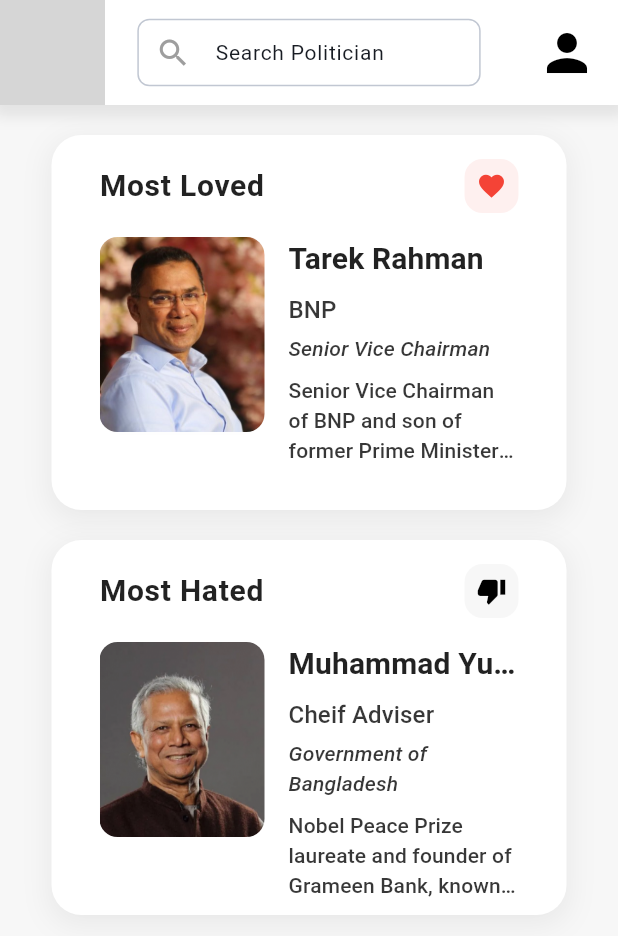
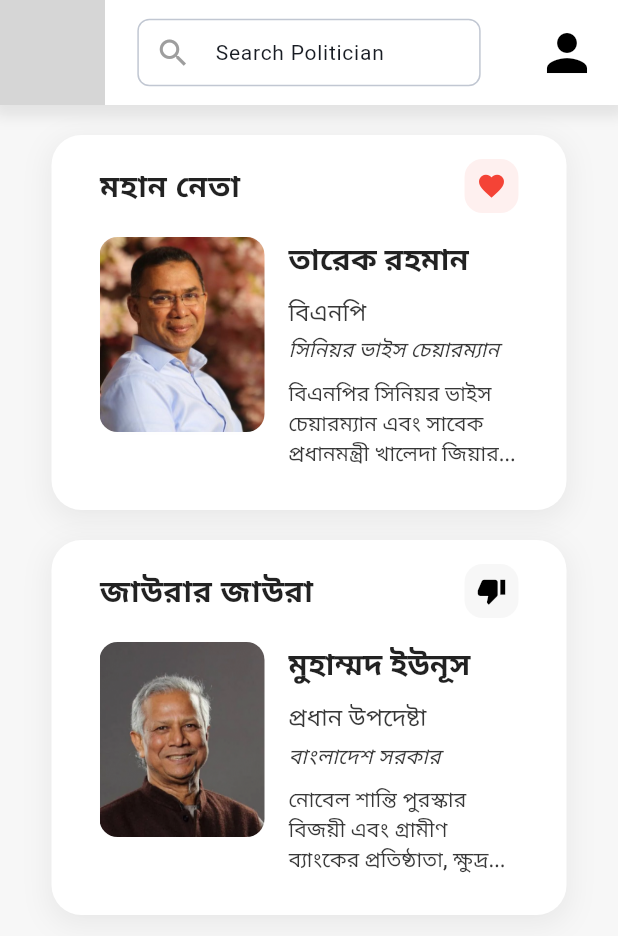
Before and after one commit to mzahin01/dhorefelshaheen, a Flutter app: the screen it shows after launch, on a phone screen of 412 x 824 dp. Shown: the top 936 px of the screen. Run offline on Flutter 3.47's test engine with Material 3 defaults, Android fonts, the phone set to English and light mode, and no system bars; our stand-ins replace cached_network_image, firebase_core, flutter_screenutil, flutter_svg, get, lottie; accounts and stored records are empty; grey boxes are pictures that could not be loaded.

Commit message:
changed to bangla

```diff
--- a/lib/app/modules/home/controllers/home_controller.dart
+++ b/lib/app/modules/home/controllers/home_controller.dart
@@ -23,59 +23,58 @@
   TextEditingController searchController = TextEditingController();
   List<Politician> politician = [
     Politician(
-      name: 'Asif Mahmud',
+      name: 'আসিফ মাহমুদ',
       image: ImageAsset.asif_mahmud,
-      mainIdentity: 'NCP',
-      position: 'Adviser',
+      mainIdentity: 'এনসিপি',
+      position: 'উপদেষ্টা',
       description:
-          'A prominent political adviser and strategist in Bangladesh politics.',
+          'বাংলাদেশের রাজনীতিতে একজন বিশিষ্ট রাজনৈতিক উপদেষ্টা এবং কৌশলবিদ।',
     ),
     Politician(
-      name: 'Mirza Fakhrul',
+      name: 'মির্জা ফখরুল',
       image: ImageAsset.fakhrul,
-      mainIdentity: 'BNP',
-      position: 'Secretary General',
+      mainIdentity: 'বিএনপি',
+      position: 'মহাসচিব',
       description:
-          'Secretary General of the Bangladesh Nationalist Party (BNP). Known for his role in opposition politics.',
+          'বাংলাদেশ জাতীয়তাবাদী দলের (বিএনপি) মহাসচিব। বিরোধী রাজনীতিতে তার ভূমিকার জন্য পরিচিত।',
     ),
     Politician(
-      name: 'Fazlur Rahman',
+      name: 'ফজলুর রহমান',
       image: ImageAsset.fazlu,
-      mainIdentity: 'BNP',
-      position: 'Adviser to Khaleda Zia',
+      mainIdentity: 'বিএনপি',
+      position: 'খালেদা জিয়ার উপদেষ্টা',
       description:
-          'Senior political adviser to former Prime Minister Khaleda Zia and influential figure in BNP.',
+          'সাবেক প্রধানমন্ত্রী খালেদা জিয়ার জ্যেষ্ঠ রাজনৈতিক উপদেষ্টা এবং বিএনপির প্রভাবশালী ব্যক্তিত্ব।',
     ),
     Politician(
-      name: 'Shafiqur Rahman',
+      name: 'শফিকুর রহমান',
       image: ImageAsset.jamat_sh,
-      mainIdentity: 'Jamaat E Islami',
-      position: 'Ameer',
-      description:
-          'Current Ameer (leader) of Bangladesh Jamaat-e-Islami party.',
+      mainIdentity: 'জামায়াতে ইসলামী',
+      position: 'আমীর',
+      description: 'বাংলাদেশ জামায়াতে ইসলামী দলের বর্তমান আমীর (নেতা)।',
     ),
     Politician(
-      name: 'Faham',
+      name: 'ফাহাম',
       image: ImageAsset.faham,
-      mainIdentity: 'BNP affiliate',
-      position: 'Intelactual',
-      description: 'Political intellectual and analyst associated with BNP.',
+      mainIdentity: 'বিএনপি সমর্থক',
+      position: 'বুদ্ধিজীবী',
+      description: 'বিএনপির সাথে সম্পৃক্ত রাজনৈতিক বুদ্ধিজীবী এবং বিশ্লেষক।',
     ),
     Politician(
-      name: 'Tarek Rahman',
+      name: 'তারেক রহমান',
       image: ImageAsset.tarek,
-      mainIdentity: 'BNP',
-      position: 'Senior Vice Chairman',
+      mainIdentity: 'বিএনপি',
+      position: 'সিনিয়র ভাইস চেয়ারম্যান',
       description:
-          'Senior Vice Chairman of BNP and son of former Prime Minister Khaleda Zia.',
+          'বিএনপির সিনিয়র ভাইস চেয়ারম্যান এবং সাবেক প্রধানমন্ত্রী খালেদা জিয়ার পুত্র।',
     ),
     Politician(
-      name: 'Muhammad Yunus',
+      name: 'মুহাম্মদ ইউনূস',
       image: ImageAsset.yunus,
-      mainIdentity: 'Cheif Adviser',
-      position: 'Government of Bangladesh',
+      mainIdentity: 'প্রধান উপদেষ্টা',
+      position: 'বাংলাদেশ সরকার',
       description:
-          'Nobel Peace Prize laureate and founder of Grameen Bank, known for pioneering microfinance.',
+          'নোবেল শান্তি পুরস্কার বিজয়ী এবং গ্রামীণ ব্যাংকের প্রতিষ্ঠাতা, ক্ষুদ্রঋণের পথিকৃৎ হিসেবে পরিচিত।',
     ),
   ];
 }
--- a/lib/app/modules/home/views/home_view.dart
+++ b/lib/app/modules/home/views/home_view.dart
@@ -24,10 +24,11 @@
             loaderHeight: Get.height,
             //Pass respective controller to the widget
             child: ResponsiveWidget<HomeController>(
-              pc: buildMobileView(),
+              pc:
+                  // buildMobileView(),
+                  buildDesktopView(),
+              tab: buildMobileView(),
               // buildDesktopView(),
-              tab: buildMobileView(),
-              // buildTabletView(),
               mobile: buildMobileView(),
             ),
           ),
@@ -44,14 +45,16 @@
           const SizedBox(height: 20),
           LoveHateCardWidget(
             controller: controller,
-            cardTitle: 'Most Loved',
+            cardTitle: 'মহান নেতা',
             index: 5,
+            maxWidth: 600,
           ),
           const SizedBox(height: 20),
           LoveHateCardWidget(
             controller: controller,
-            cardTitle: 'Most Hated',
+            cardTitle: 'জাউরার জাউরা',
             index: 6,
+            maxWidth: 600,
           ),
           const SizedBox(height: 20),
         ],
@@ -66,6 +69,31 @@
 
   // Desktop layout
   Widget buildDesktopView() {
-    return Center(child: const Text('Desktop View'));
+    return Center(
+      child: Column(
+        children: [
+          const SizedBox(height: 20),
+          Row(
+            mainAxisAlignment: MainAxisAlignment.center,
+            children: [
+              LoveHateCardWidget(
+                controller: controller,
+                cardTitle: 'মহান নেতা',
+                index: 5,
+                maxWidth: 400,
+              ),
+              const SizedBox(width: 20),
+              LoveHateCardWidget(
+                controller: controller,
+                cardTitle: 'জাউরার জাউরা',
+                index: 6,
+                maxWidth: 400,
+              ),
+            ],
+          ),
+          const SizedBox(height: 20),
+        ],
+      ),
+    );
   }
 }
--- a/lib/app/modules/home/widget/love_hate_widget.dart
+++ b/lib/app/modules/home/widget/love_hate_widget.dart
@@ -9,17 +9,19 @@
     required this.controller,
     required this.cardTitle,
     required this.index,
+    required this.maxWidth,
   });
 
   final HomeController controller;
   final String cardTitle;
   final int index;
+  final double maxWidth;
 
   @override
   Widget build(BuildContext context) {
     return Container(
       height: 250,
-      width: min(800, 300.w),
+      width: min(maxWidth, 300.w),
       decoration: BoxDecoration(
         color: Colors.white,
         borderRadius: BorderRadius.circular(20),
@@ -56,17 +58,17 @@
                     padding: const EdgeInsets.all(8),
                     decoration: BoxDecoration(
                       color:
-                          cardTitle == 'Most Loved'
+                          cardTitle == 'মহান নেতা'
                               ? Colors.red.withAlpha(20)
                               : Colors.grey.withAlpha(20),
                       borderRadius: BorderRadius.circular(12),
                     ),
                     child: Icon(
-                      cardTitle == 'Most Loved'
+                      cardTitle == 'মহান নেতা'
                           ? Icons.favorite
                           : Icons.thumb_down,
                       color:
-                          cardTitle == 'Most Loved' ? Colors.red : Colors.black,
+                          cardTitle == 'মহান নেতা' ? Colors.red : Colors.black,
                       size: 20,
                     ),
                   ),
```
